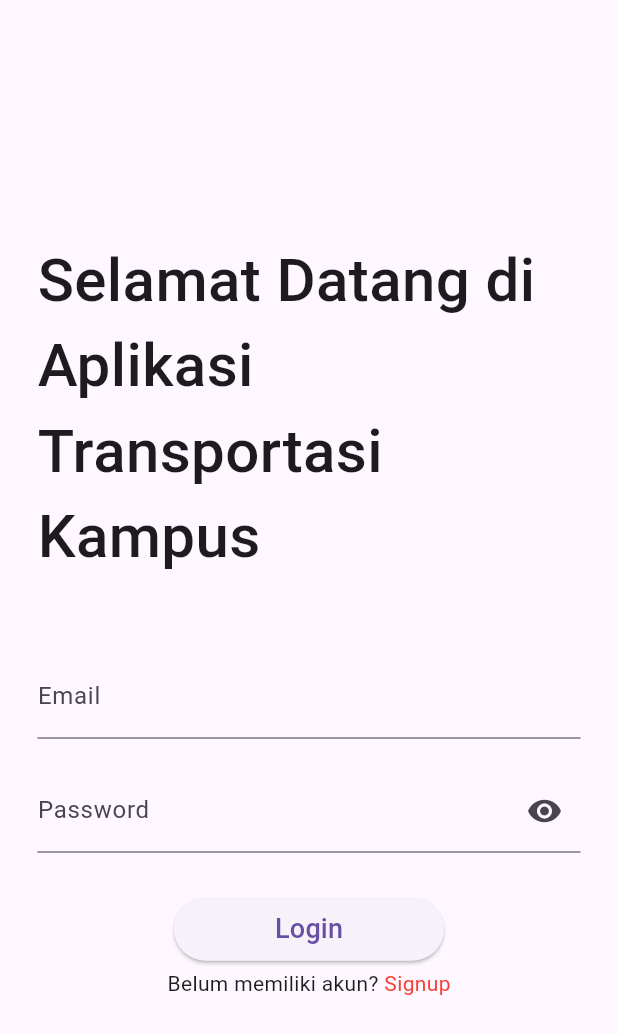
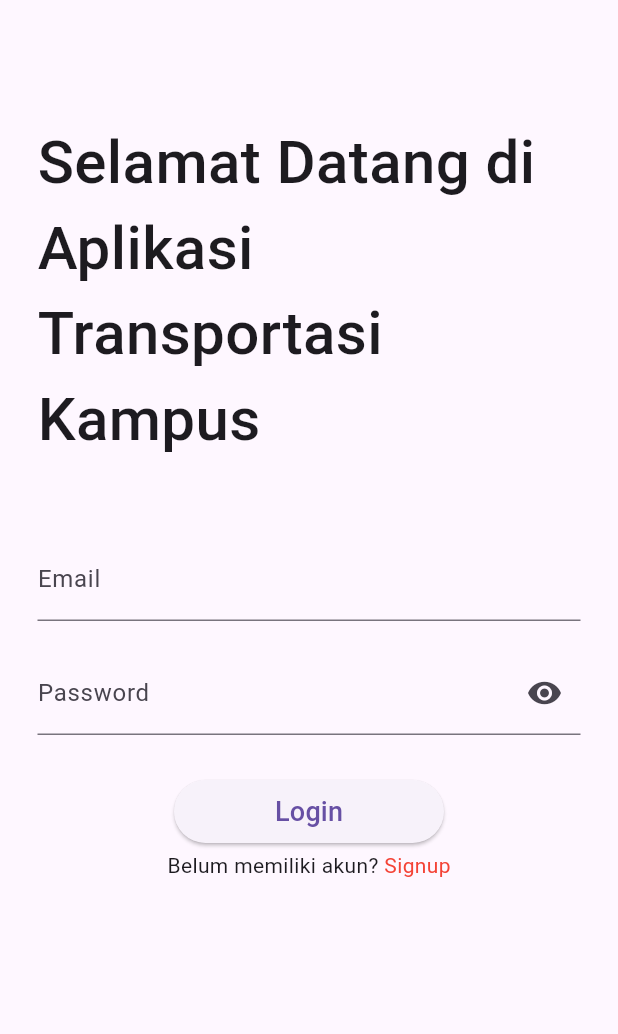
Before and after one commit to otto12os/ProjectUTS, a Flutter app: the screen it shows after launch, on a phone screen of 412 x 824 dp. Shown: the top 1034 px of the screen. Run offline on Flutter 3.47's test engine with Material 3 defaults, Android fonts, the phone set to English and light mode, and no system bars; our stand-ins replace cloud_firestore, firebase_auth, firebase_core, google_fonts, google_maps_flutter; accounts and stored records are empty.

Commit message:
fixxing bottom overflowed

```diff
--- a/lib/screens/login_page.dart
+++ b/lib/screens/login_page.dart
@@ -31,11 +31,12 @@ class _LoginScreenState extends State<LoginScreen> {
   @override
   Widget build(BuildContext context) {
     return Scaffold(
-      body: Padding(
+      body: SingleChildScrollView(
+        child: Padding(
           padding: const EdgeInsets.symmetric(horizontal: 25),
           child: Column(
             children: [
-            const Spacer(),
+              const SizedBox(height: 80),
               const Text(
                 "Selamat Datang di Aplikasi Transportasi Kampus",
                 style: TextStyle(fontSize: 40, fontWeight: FontWeight.w500),
@@ -78,8 +79,9 @@ class _LoginScreenState extends State<LoginScreen> {
                   ),
                 ],
               ),
-            const Spacer(),
+              const SizedBox(height: 20),
             ],
+          ),
         ),
       ),
     );
```
Lines whose indentation alone changed are shown as unchanged.
